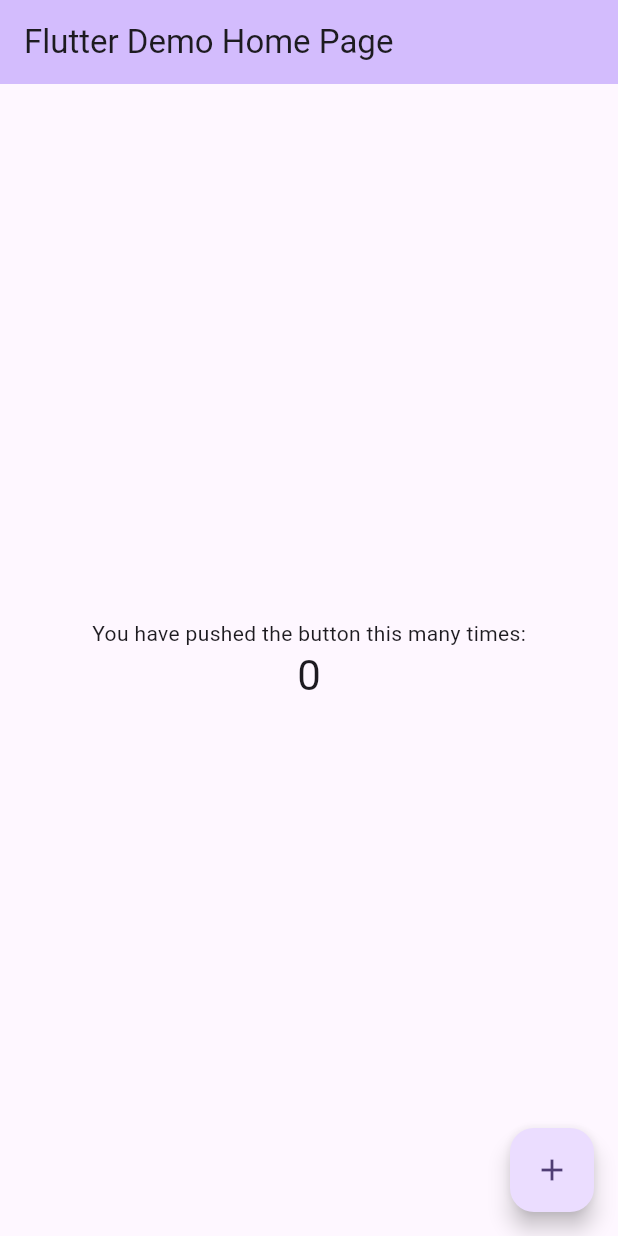
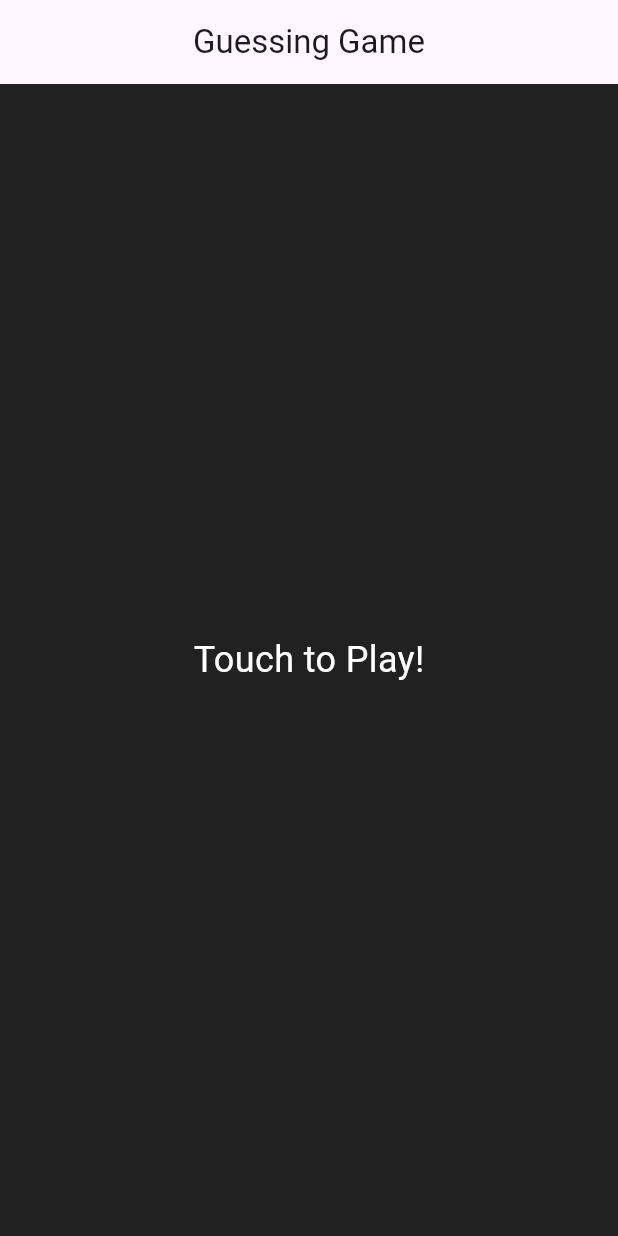
Before and after one commit to KimHyungSik/flutter_coffee_bet, a Flutter app: the screen it shows after launch, on a phone screen of 412 x 824 dp. Run offline on Flutter 3.47's test engine with Material 3 defaults, Android fonts, the phone set to English and light mode, and no system bars.

Commit message:
guessing game app

```diff
--- a/lib/main.dart
+++ b/lib/main.dart
@@ -1,125 +1,47 @@
 import 'package:flutter/material.dart';
 
 void main() {
-  runApp(const MyApp());
+  runApp(const GuessingGameApp());
 }
 
-class MyApp extends StatelessWidget {
-  const MyApp({super.key});
+class GuessingGameApp extends StatelessWidget {
+  const GuessingGameApp({super.key});
 
-  // This widget is the root of your application.
   @override
   Widget build(BuildContext context) {
     return MaterialApp(
-      title: 'Flutter Demo',
+      title: 'Guessing Game',
       theme: ThemeData(
-        // This is the theme of your application.
-        //
-        // TRY THIS: Try running your application with "flutter run". You'll see
-        // the application has a purple toolbar. Then, without quitting the app,
-        // try changing the seedColor in the colorScheme below to Colors.green
-        // and then invoke "hot reload" (save your changes or press the "hot
-        // reload" button in a Flutter-supported IDE, or press "r" if you used
-        // the command line to start the app).
-        //
-        // Notice that the counter didn't reset back to zero; the application
-        // state is not lost during the reload. To reset the state, use hot
-        // restart instead.
-        //
-        // This works for code too, not just values: Most code changes can be
-        // tested with just a hot reload.
-        colorScheme: ColorScheme.fromSeed(seedColor: Colors.deepPurple),
-        useMaterial3: true,
+        primarySwatch: Colors.blue,
       ),
-      home: const MyHomePage(title: 'Flutter Demo Home Page'),
+      home: const GameScreen(),
+      debugShowCheckedModeBanner: false,
     );
   }
 }
 
-class MyHomePage extends StatefulWidget {
-  const MyHomePage({super.key, required this.title});
-
-  // This widget is the home page of your application. It is stateful, meaning
-  // that it has a State object (defined below) that contains fields that affect
-  // how it looks.
-
-  // This class is the configuration for the state. It holds the values (in this
-  // case the title) provided by the parent (in this case the App widget) and
-  // used by the build method of the State. Fields in a Widget subclass are
-  // always marked "final".
-
-  final String title;
+class GameScreen extends StatefulWidget {
+  const GameScreen({super.key});
 
   @override
-  State<MyHomePage> createState() => _MyHomePageState();
+  _GameScreenState createState() => _GameScreenState();
 }
 
-class _MyHomePageState extends State<MyHomePage> {
-  int _counter = 0;
-
-  void _incrementCounter() {
-    setState(() {
-      // This call to setState tells the Flutter framework that something has
-      // changed in this State, which causes it to rerun the build method below
-      // so that the display can reflect the updated values. If we changed
-      // _counter without calling setState(), then the build method would not be
-      // called again, and so nothing would appear to happen.
-      _counter++;
-    });
-  }
-
+class _GameScreenState extends State<GameScreen> {
   @override
   Widget build(BuildContext context) {
-    // This method is rerun every time setState is called, for instance as done
-    // by the _incrementCounter method above.
-    //
-    // The Flutter framework has been optimized to make rerunning build methods
-    // fast, so that you can just rebuild anything that needs updating rather
-    // than having to individually change instances of widgets.
     return Scaffold(
+      backgroundColor: Colors.grey[900],
       appBar: AppBar(
-        // TRY THIS: Try changing the color here to a specific color (to
-        // Colors.amber, perhaps?) and trigger a hot reload to see the AppBar
-        // change color while the other colors stay the same.
-        backgroundColor: Theme.of(context).colorScheme.inversePrimary,
-        // Here we take the value from the MyHomePage object that was created by
-        // the App.build method, and use it to set our appbar title.
-        title: Text(widget.title),
+        title: const Text('Guessing Game'),
+        centerTitle: true,
       ),
-      body: Center(
-        // Center is a layout widget. It takes a single child and positions it
-        // in the middle of the parent.
-        child: Column(
-          // Column is also a layout widget. It takes a list of children and
-          // arranges them vertically. By default, it sizes itself to fit its
-          // children horizontally, and tries to be as tall as its parent.
-          //
-          // Column has various properties to control how it sizes itself and
-          // how it positions its children. Here we use mainAxisAlignment to
-          // center the children vertically; the main axis here is the vertical
-          // axis because Columns are vertical (the cross axis would be
-          // horizontal).
-          //
-          // TRY THIS: Invoke "debug painting" (choose the "Toggle Debug Paint"
-          // action in the IDE, or press "p" in the console), to see the
-          // wireframe for each widget.
-          mainAxisAlignment: MainAxisAlignment.center,
-          children: <Widget>[
-            const Text(
-              'You have pushed the button this many times:',
-            ),
-            Text(
-              '$_counter',
-              style: Theme.of(context).textTheme.headlineMedium,
-            ),
-          ],
+      body: const Center(
+        child: Text(
+          'Touch to Play!',
+          style: TextStyle(color: Colors.white, fontSize: 24),
         ),
       ),
-      floatingActionButton: FloatingActionButton(
-        onPressed: _incrementCounter,
-        tooltip: 'Increment',
-        child: const Icon(Icons.add),
-      ), // This trailing comma makes auto-formatting nicer for build methods.
     );
   }
 }
```
